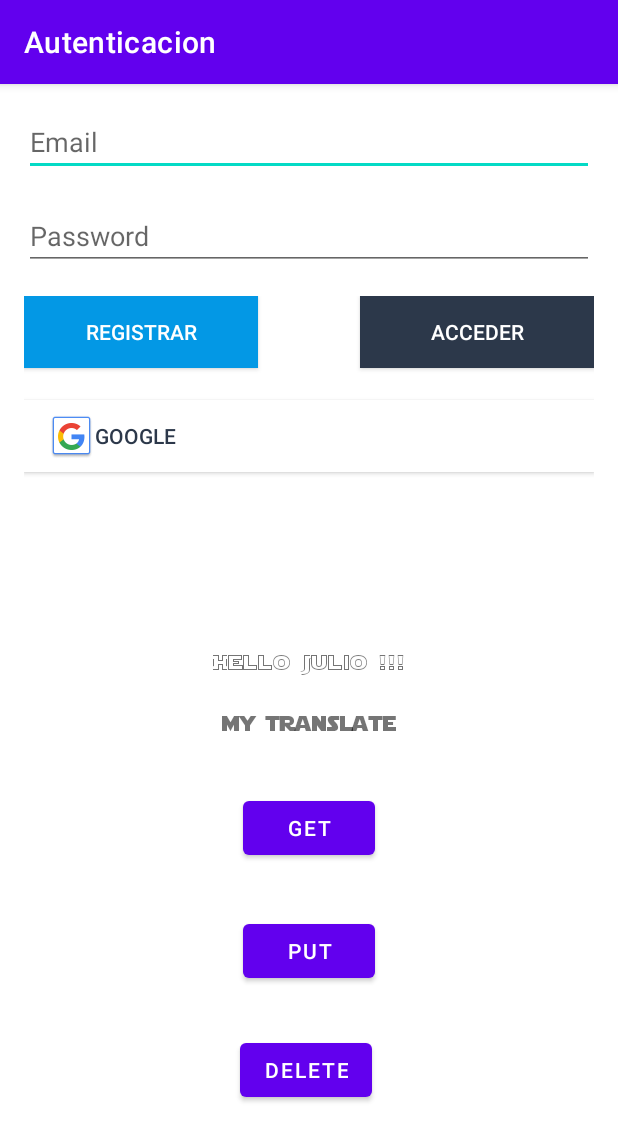
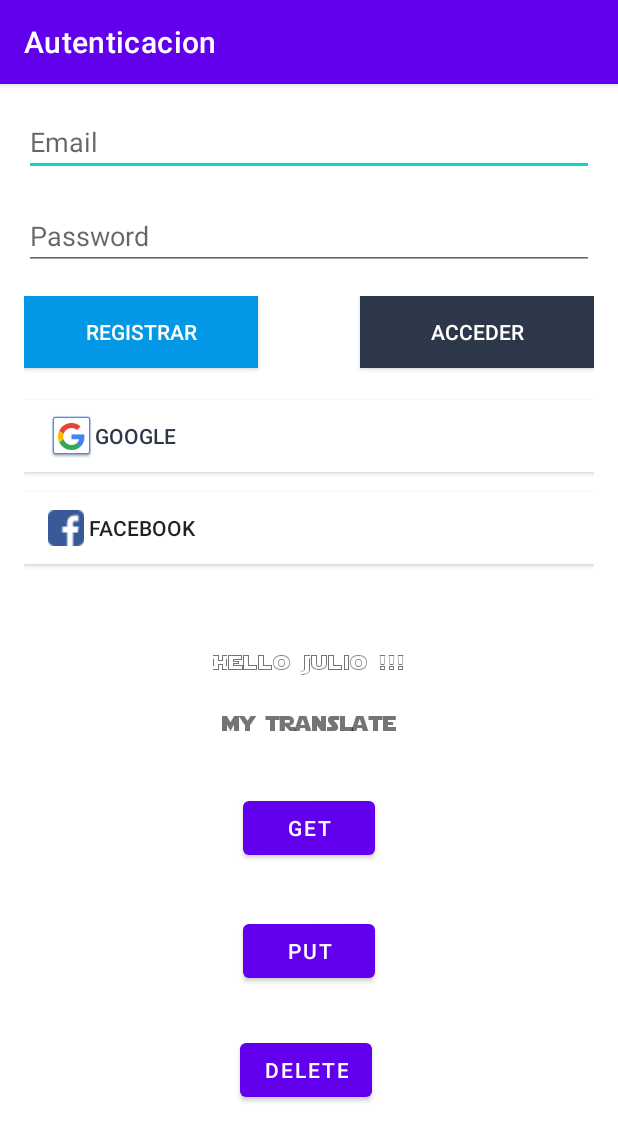
Before and after one commit to JulioUrjc/AndroidApps, an Android app: the screen it shows after launch (MainActivity), on a phone screen of 412 x 824 dp. Shown: the top 1141 px of the screen. Run offline under Robolectric (Android 15) with nearby library versions, the phone set to English and light mode, and no system bars; our stand-ins replace Firebase (no records; nobody signed in at launch, a user with empty details on screens opened directly); libraries missing offline, so code that uses them is left out: com.facebook, com.facebook.login.

Commit message:
facebook login

```diff
--- a/MyFirstApplication2/app/build.gradle
+++ b/MyFirstApplication2/app/build.gradle
@@ -39,6 +39,7 @@ dependencies {
     implementation 'com.google.firebase:firebase-analytics-ktx'
     implementation 'com.google.firebase:firebase-auth-ktx:19.4.0'
     implementation 'com.google.android.gms:play-services-auth:18.1.0'
+    implementation 'com.facebook.android:facebook-android-sdk:[4,5)'
     implementation "org.jetbrains.kotlin:kotlin-stdlib:$kotlin_version"
     implementation 'androidx.core:core-ktx:1.3.2'
     implementation 'androidx.appcompat:appcompat:1.2.0'
--- a/MyFirstApplication2/app/src/main/java/com/july/myfirstapplication2/MainActivity.kt
+++ b/MyFirstApplication2/app/src/main/java/com/july/myfirstapplication2/MainActivity.kt
@@ -8,10 +8,16 @@ import android.os.Bundle
 import android.view.View
 import androidx.appcompat.app.AlertDialog
 import androidx.preference.PreferenceManager
+import com.facebook.CallbackManager
+import com.facebook.FacebookCallback
+import com.facebook.FacebookException
+import com.facebook.login.LoginManager
+import com.facebook.login.LoginResult
 import com.google.android.gms.auth.api.signin.GoogleSignIn
 import com.google.android.gms.auth.api.signin.GoogleSignInOptions
 import com.google.android.gms.common.api.ApiException
 import com.google.firebase.analytics.FirebaseAnalytics
+import com.google.firebase.auth.FacebookAuthProvider
 import com.google.firebase.auth.FirebaseAuth
 import com.google.firebase.auth.GoogleAuthProvider
 import kotlinx.android.synthetic.main.activity_home.*
@@ -21,6 +27,7 @@ class MainActivity : AppCompatActivity() {
 
     private val key = "MY_KEY"
     private val GOOGLE_SIGN_IN = 100
+    private val CALLBACK_MANAGER= CallbackManager.Factory.create()
 
     override fun onCreate(savedInstanceState: Bundle?) {
 
@@ -39,40 +46,8 @@ class MainActivity : AppCompatActivity() {
         //Setup
         setup()
         sesion()
+        botonesYtexto()
 
-        // Formato de fuentes
-        //textView.text = "Cambiar el texto"
-        //textView.text = getString(R.string.Hello)
-        textView.typeface = Typeface.createFromAsset(assets,"fonts/Starjedi.ttf")
-        textView2.typeface = Typeface.createFromAsset(assets,"fonts/Starjhol.ttf")
-
-        //Obtenemos el PreferenceManager
-        val prefs = PreferenceManager.getDefaultSharedPreferences(this)
-
-        // Recuperar las preferencias
-        getButton.setOnClickListener{
-            val myPref = prefs.getString(key,"No hay un valor para esta clave")
-            myPref?.let{ showAlert(myPref) }
-        }
-
-        // Guarda las preferencias
-        putButton.setOnClickListener{
-            //Modo edicion
-            val editor = prefs.edit()
-
-            editor.putString(key, "Mi valor")
-            editor.apply()
-            showAlert("Hemos guardado el valor $key")
-        }
-
-        // Borra las preferencias
-        delButton.setOnClickListener{
-            val editor = prefs.edit()
-
-            editor.remove(key)
-            editor.apply()
-            showAlert("Hemos borrado el valor $key")
-        }
     }
 
     private fun showAlert(message:String){
@@ -146,6 +121,42 @@ class MainActivity : AppCompatActivity() {
 
             startActivityForResult(googleClient.signInIntent, GOOGLE_SIGN_IN)
         }
+
+        //https://developers.facebook.com/
+        // Crear aplicacion-> Configuracion-> Informacion basica
+        // Signo + añadir producto-> Inicio de sesion con facebook-> Android
+        //https://firebase.google.com/docs/auth/android/facebook-login
+        facebookButton.setOnClickListener{
+
+            LoginManager.getInstance().logInWithReadPermissions(this,listOf("email"))
+            LoginManager.getInstance().registerCallback(CALLBACK_MANAGER,
+            object: FacebookCallback<LoginResult>{
+
+                override fun onSuccess(result: LoginResult?) {
+                    result?.let{
+                        val token = it.accessToken
+
+                        val credential = FacebookAuthProvider.getCredential(token.token)
+                        FirebaseAuth.getInstance().signInWithCredential(credential).addOnCompleteListener {
+                            if(it.isSuccessful){
+                                showHome(it.result?.user?.email ?:"", ProviderType.FACEBOOK)
+                            }else{
+                                showAlert("La autenticacion Facebook ha fallado")
+                            }
+                        }
+                    }
+                }
+
+                override fun onCancel() {
+                    TODO("Not yet implemented")
+                }
+
+                override fun onError(error: FacebookException?) {
+                    showAlert("Fallo en facebook")
+                }
+            })
+        }
+
     }
 
     override fun onStart() {
@@ -167,6 +178,8 @@ class MainActivity : AppCompatActivity() {
     }
 
     override fun onActivityResult(requestCode: Int, resultCode: Int, data: Intent?) {
+        CALLBACK_MANAGER.onActivityResult(requestCode, resultCode, data) //Facebook
+
         super.onActivityResult(requestCode, resultCode, data)
 
         if(requestCode == GOOGLE_SIGN_IN){
@@ -192,4 +205,40 @@ class MainActivity : AppCompatActivity() {
 
         }
     }
+
+    private fun botonesYtexto(){
+        // Formato de fuentes
+        //textView.text = "Cambiar el texto"
+        //textView.text = getString(R.string.Hello)
+        textView.typeface = Typeface.createFromAsset(assets,"fonts/Starjedi.ttf")
+        textView2.typeface = Typeface.createFromAsset(assets,"fonts/Starjhol.ttf")
+
+        //Obtenemos el PreferenceManager
+        val prefs = PreferenceManager.getDefaultSharedPreferences(this)
+
+        // Recuperar las preferencias
+        getButton.setOnClickListener{
+            val myPref = prefs.getString(key,"No hay un valor para esta clave")
+            myPref?.let{ showAlert(myPref) }
+        }
+
+        // Guarda las preferencias
+        putButton.setOnClickListener{
+            //Modo edicion
+            val editor = prefs.edit()
+
+            editor.putString(key, "Mi valor")
+            editor.apply()
+            showAlert("Hemos guardado el valor $key")
+        }
+
+        // Borra las preferencias
+        delButton.setOnClickListener{
+            val editor = prefs.edit()
+
+            editor.remove(key)
+            editor.apply()
+            showAlert("Hemos borrado el valor $key")
+        }
+    }
 }
--- a/MyFirstApplication2/app/src/main/res/layout/activity_main.xml
+++ b/MyFirstApplication2/app/src/main/res/layout/activity_main.xml
@@ -140,6 +140,20 @@
             android:text="Google"
             android:textAlignment="textStart"
             android:textColor="@color/colorPrimaryDarkM" />
+
+        <Space
+            android:layout_width="match_parent"
+            android:layout_height="13dp" />
+
+        <android.widget.Button
+            android:id="@+id/facebookButton"
+            android:layout_width="match_parent"
+            android:layout_height="wrap_content"
+            android:background="@color/white"
+            android:drawableStart="@mipmap/facebook"
+            android:paddingStart="16dp"
+            android:text=" FACEBOOK"
+            android:textAlignment="viewStart" />
     </LinearLayout>
 
 </androidx.constraintlayout.widget.ConstraintLayout>
--- a/MyFirstApplication2/app/src/main/res/values/strings.xml
+++ b/MyFirstApplication2/app/src/main/res/values/strings.xml
@@ -3,4 +3,6 @@
     <string name="Hello">Hello Julio !!!</string>
     <string name="Translate">My translate</string>
     <string name="prefs_file">com.july.myfirstapplication2.PREFERENCE_FILE_KEY</string>
+    <string name="facebook_app_id">1071002183321625</string>
+    <string name="fb_login_protocol_scheme">fb1071002183321625</string>
 </resources>
--- a/MyFirstApplication2/build.gradle
+++ b/MyFirstApplication2/build.gradle
@@ -4,6 +4,7 @@ buildscript {
     repositories {
         google()
         jcenter()
+        mavenCentral()
     }
     dependencies {
         classpath "com.android.tools.build:gradle:4.1.1"
```
Also changed, not shown: MyFirstApplication2/app/src/main/AndroidManifest.xml (+12 -0 lines), MyFirstApplication2/app/src/main/java/com/july/myfirstapplication2/HomeActivity.kt (+8 -2 lines), MyFirstApplication2/app/src/main/res/mipmap/facebook.png (added), 1 other file.
